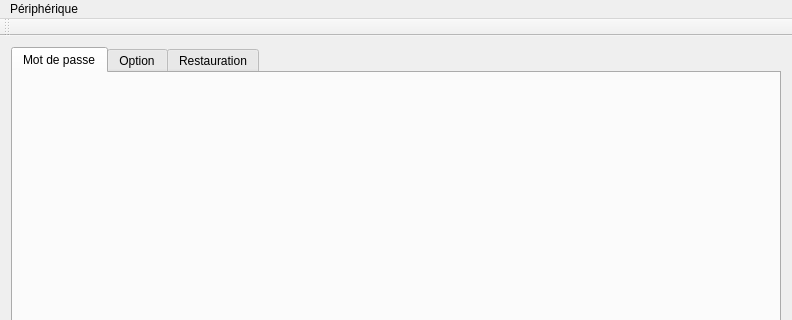
Qt form Utility/desktop_app/desktop/mainwindow.ui (ThomasChevalier/passwordWallet) before a commit; both pictures show x 0 to 792 and y 0 to 320 of the 792 by 529 pixel window.
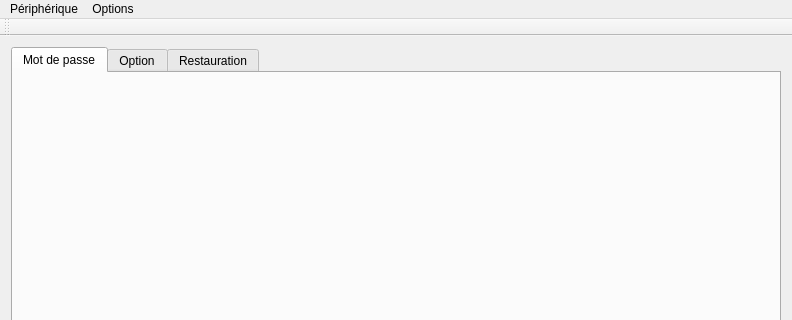
The same form after that commit.

Diff of the .ui file:
```diff
--- a/Utility/desktop_app/desktop/mainwindow.ui
+++ b/Utility/desktop_app/desktop/mainwindow.ui
@@ -66,7 +66,14 @@
     <addaction name="actionResolve"/>
     <addaction name="actionDisconnect"/>
    </widget>
+   <widget class="QMenu" name="menuOptions">
+    <property name="title">
+     <string>Options</string>
+    </property>
+    <addaction name="actionSerialConsole"/>
+   </widget>
    <addaction name="menuP_riph_rique"/>
+   <addaction name="menuOptions"/>
   </widget>
   <widget class="QToolBar" name="mainToolBar">
    <attribute name="toolBarArea">
```
Left out of the diff: 5 changed lines with no effect on the pictures.
